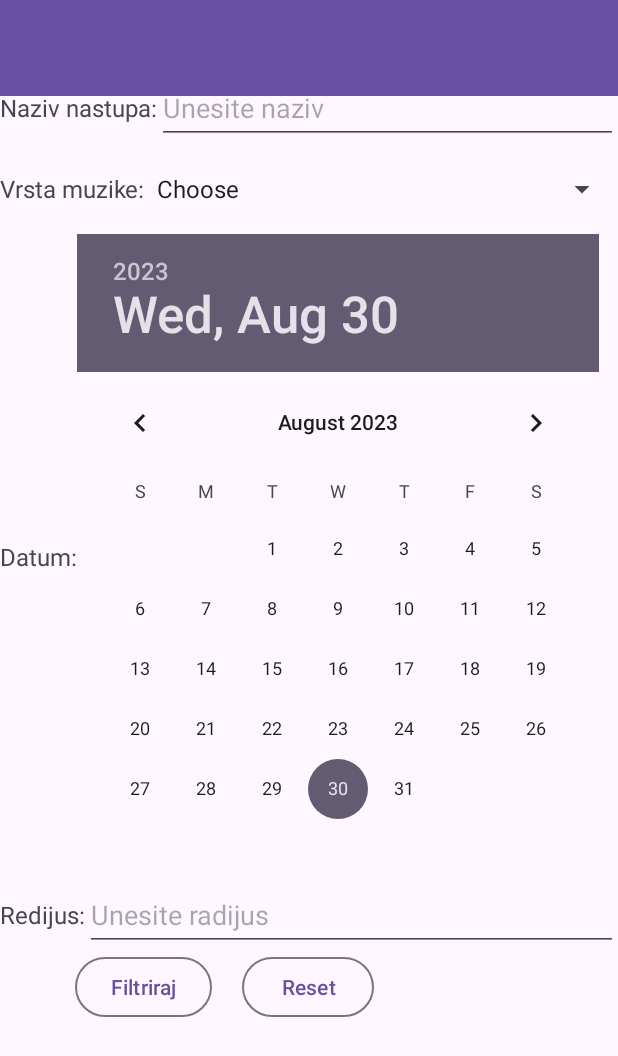
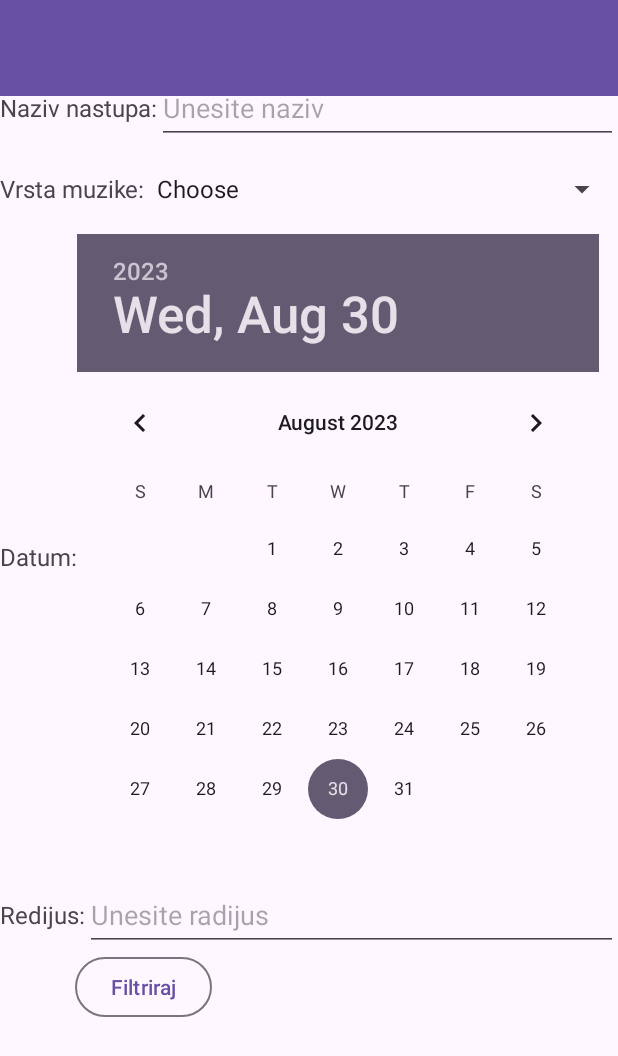
Before and after one commit to RevIkZ1/Svirke, an Android app: the FilterFragment screen opened through its navigation route, on a phone screen of 412 x 824 dp. Shown: the top 1056 px of the screen. Run offline under Robolectric (Android 15) with nearby library versions, the phone set to English and light mode, and no system bars; our stand-ins replace Firebase (no records; nobody signed in at launch, a user with empty details on screens opened directly).

Commit message:
Zadnje izmene

```diff
--- a/app/src/main/java/elfak/mosis/svirke/fragments/FilterFragment.kt
+++ b/app/src/main/java/elfak/mosis/svirke/fragments/FilterFragment.kt
@@ -92,9 +92,6 @@ class FilterFragment :  DialogFragment() {
             )
             dismiss()
         }
-        binding.filterReset.setOnClickListener {
-            mestoZaSvirkeViewModel.resetFilter()
-            dismiss()
-        }
+
     }
 }
--- a/app/src/main/res/layout/fragment_filter.xml
+++ b/app/src/main/res/layout/fragment_filter.xml
@@ -124,13 +124,7 @@
                     android:layout_height="wrap_content"
                     android:text="Filtriraj"
                     android:layout_marginLeft="50dp"/>
-                <Button
-                    android:id="@+id/filterReset"
-                    style="?attr/materialButtonOutlinedStyle"
-                    android:layout_width="wrap_content"
-                    android:layout_height="wrap_content"
-                    android:text="Reset"
-                    android:layout_marginLeft="20dp"/>
+
             </LinearLayout>
 
         </LinearLayout>
```
